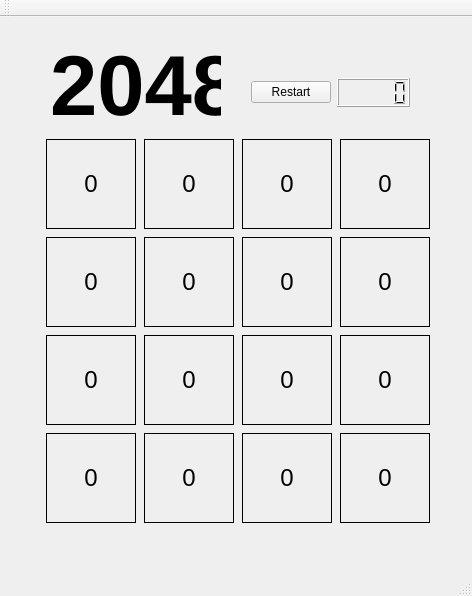
The window that mainwindow.ui (ching56/2048) describes before a commit, drawn with Qt 5.
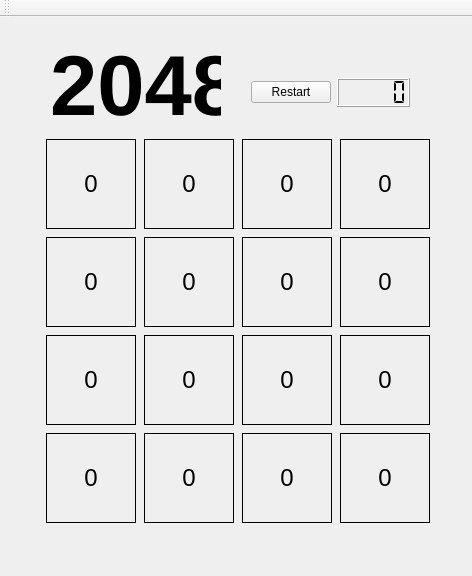
The same window after the commit.

```diff
--- a/mainwindow.ui
+++ b/mainwindow.ui
@@ -7,7 +7,7 @@
     <x>0</x>
     <y>0</y>
     <width>472</width>
-    <height>596</height>
+    <height>576</height>
    </rect>
   </property>
   <property name="windowTitle">
@@ -658,7 +658,7 @@
      <set>Qt::AlignCenter</set>
     </property>
    </widget>
-   <widget class="QWidget" name="">
+   <widget class="QWidget" name="layoutWidget">
     <property name="geometry">
      <rect>
       <x>240</x>
@@ -676,7 +676,23 @@
       </widget>
      </item>
      <item>
-      <widget class="QLCDNumber" name="lcdNumber"/>
+      <widget class="QLCDNumber" name="lcdNumber">
+       <property name="frameShadow">
+        <enum>QFrame::Raised</enum>
+       </property>
+       <property name="lineWidth">
+        <number>1</number>
+       </property>
+       <property name="midLineWidth">
+        <number>0</number>
+       </property>
+       <property name="smallDecimalPoint">
+        <bool>false</bool>
+       </property>
+       <property name="segmentStyle">
+        <enum>QLCDNumber::Flat</enum>
+       </property>
+      </widget>
      </item>
     </layout>
    </widget>
@@ -699,7 +715,6 @@
     <bool>false</bool>
    </attribute>
   </widget>
-  <widget class="QStatusBar" name="statusBar"/>
  </widget>
  <layoutdefault spacing="6" margin="11"/>
  <resources/>
```
